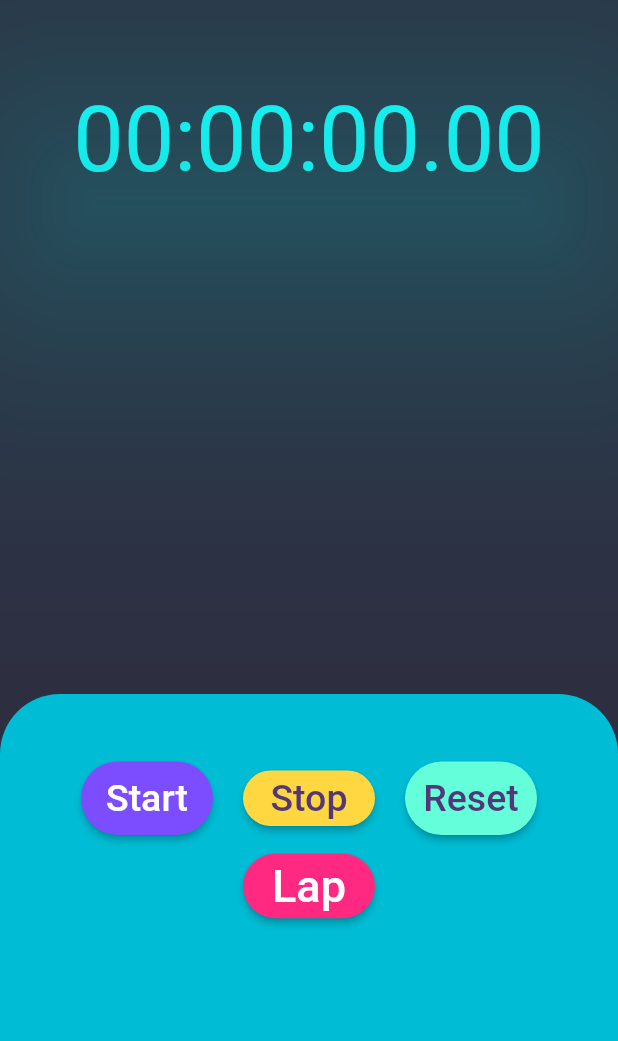
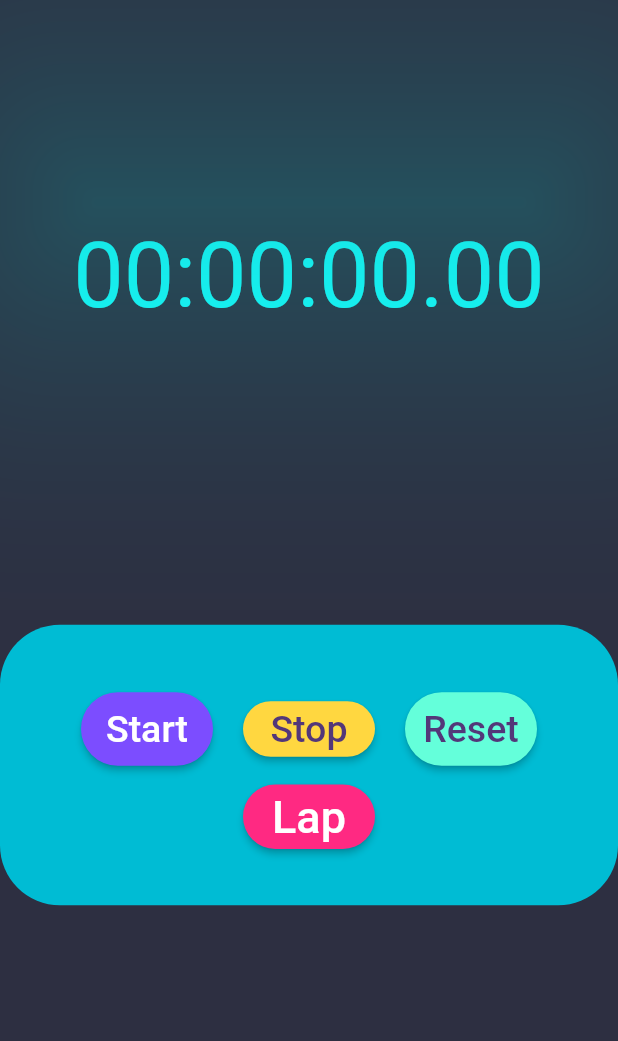
Before and after one commit to rajneeshXpandey/Spider_Flutter_Task-1_alarmi, a Flutter app: the screen it shows after launch, tab 3 chosen, on a phone screen of 412 x 824 dp, the part 195-1236 px from its top. Run offline on Flutter 3.47's test engine with Material 2 defaults, Android fonts, the phone set to English and light mode, and no system bars; our stand-ins replace analog_clock, flutter_local_notifications, google_fonts, stop_watch_timer; missing offline and left inert: android_alarm_manager, flutter_ringtone_player.

Commit message:
Updated StopWatch.dart

```diff
--- a/lib/stopwatch.dart
+++ b/lib/stopwatch.dart
@@ -54,9 +54,7 @@ class _StopwatchState extends State<Stopwatch> {
             children: <Widget>[
 
               /// Display stop watch time
-              Expanded(
-                flex: 2,
-                child: Container(
+              Container(
                 child: Padding(
                   padding: const EdgeInsets.fromLTRB(0, 50, 0, 50),
                   child: StreamBuilder<int>(
@@ -84,12 +82,9 @@ class _StopwatchState extends State<Stopwatch> {
                   ),
                 ),
               ),
-              ),
 
               /// Lap time.
-              Expanded(
-                flex :2,
-                child: Container(
+              Container(
                 height: 120,
                 margin: const EdgeInsets.all(10),
                 child: StreamBuilder<List<StopWatchRecord>>(
@@ -135,21 +130,21 @@ class _StopwatchState extends State<Stopwatch> {
                   },
                 ),
               ),
-              ),
 
               /// Button
-              Expanded(
-                flex: 2,
-                child: Container(
+              Container(
 
                 decoration: BoxDecoration(
                     color: Colors.cyan,
                     shape: BoxShape.rectangle,
                     borderRadius: BorderRadius.only(
                         topLeft: Radius.circular(40.0),
-                          topRight: Radius.circular(40.0))),
+                        topRight: Radius.circular(40.0),
+                        bottomLeft: Radius.circular(40.0),
+                    bottomRight: Radius.circular(40.0)
+                    )),
                 child: Padding(
-                   padding: const EdgeInsets.fromLTRB(0,35,0,0),
+                 padding: const EdgeInsets.fromLTRB(0,35,0,35),
                   child: Column(
                     children: <Widget>[
                       Padding(
@@ -236,7 +231,6 @@ class _StopwatchState extends State<Stopwatch> {
                     ],
                   ),
                 ),
-                ),
               )
             ],
           ),
```
Lines whose indentation alone changed are shown as unchanged.
